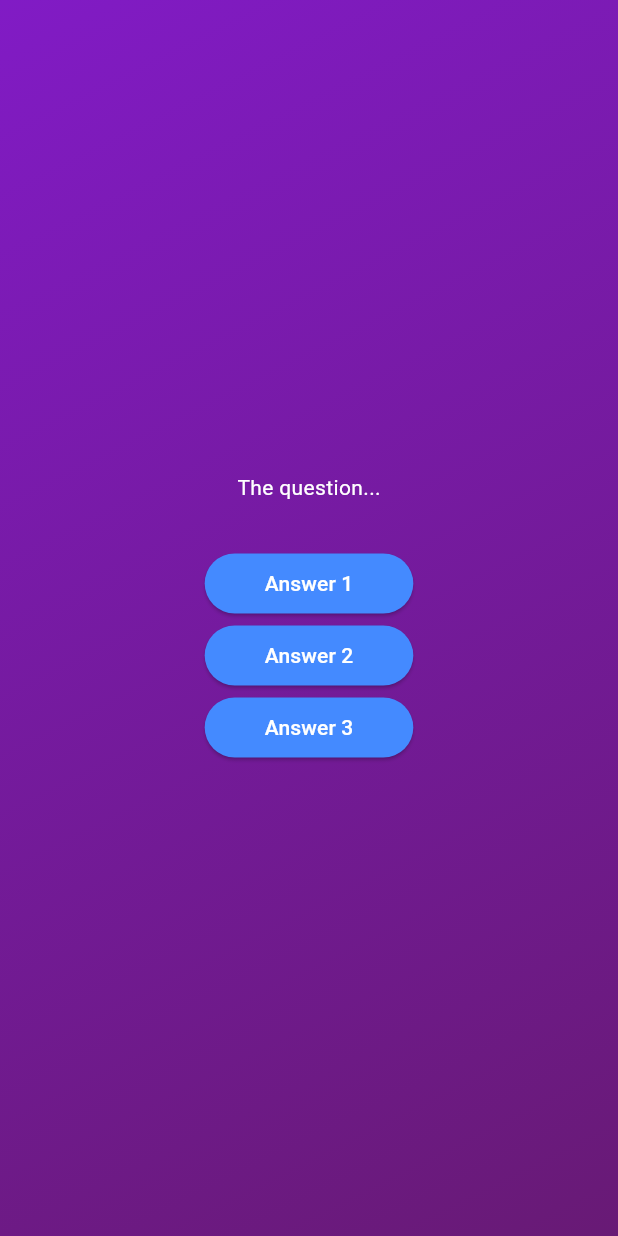
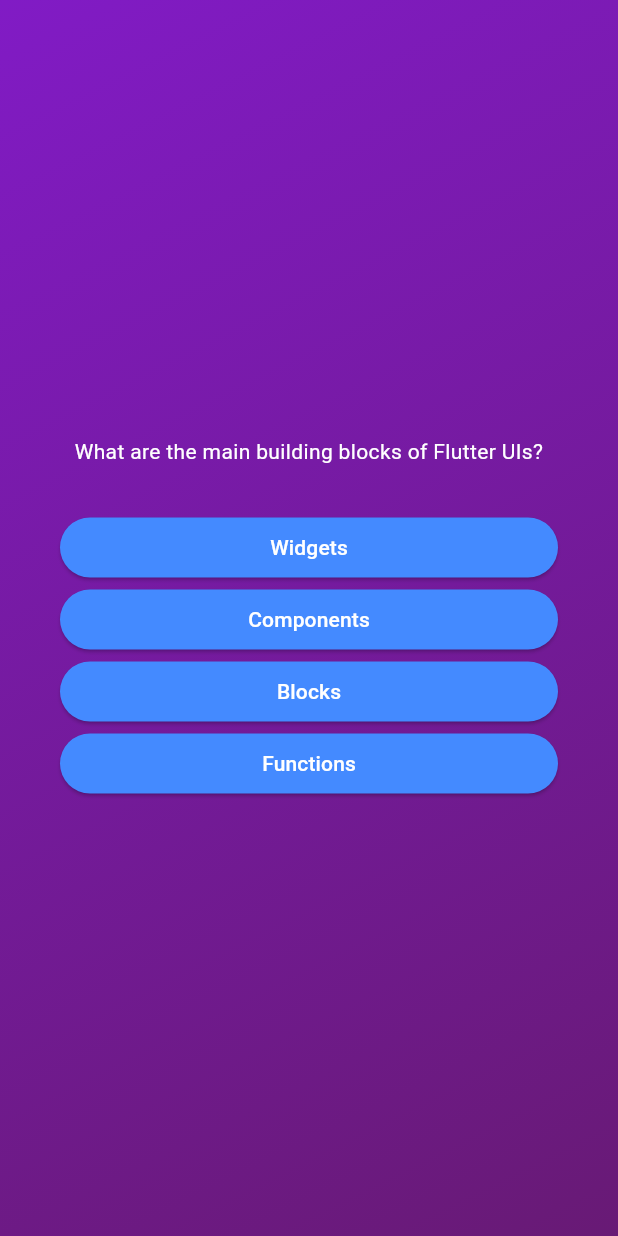
Before and after one commit to satyampra73/QuizApplication, a Flutter app: the screen it shows after launch, after a tap on "Start Quiz", on a phone screen of 412 x 824 dp. Run offline on Flutter 3.47's test engine with Material 3 defaults, Android fonts, the phone set to English and light mode, and no system bars.

Commit message:
question screen ui modified

```diff
--- a/lib/questions_screen.dart
+++ b/lib/questions_screen.dart
@@ -1,5 +1,6 @@
 import 'package:flutter/material.dart';
 import 'package:quiz_application/answer_button.dart';
+import 'package:quiz_application/data/questions.dart';
 
 class QuestionsScreen extends StatefulWidget {
   const QuestionsScreen({super.key});
@@ -11,31 +12,30 @@ class QuestionsScreen extends StatefulWidget {
 }
 
 class _QuestionsScreenState extends State<QuestionsScreen> {
+  final currentQuestion = questions[0];
+
   @override
   Widget build(BuildContext context) {
     return SizedBox(
       width: double.infinity,
-      child: Column(
-        mainAxisAlignment: MainAxisAlignment.center,
-        children: [
-          Text('The question...',
-          style: TextStyle(
-            color: Colors.white
-          ),),
-          SizedBox(height: 30),
+      child: Container(
+        margin: EdgeInsets.all(40),
+        child: Column(
+          crossAxisAlignment: CrossAxisAlignment.stretch,
+          mainAxisAlignment: MainAxisAlignment.center,
+          children: [
+            Text(currentQuestion.text,
+            style: TextStyle(color: Colors.white),
+            textAlign: TextAlign.center,
+            ),
+            SizedBox(height: 30),
 
-        AnswerButton(answerText: "Answer 1", onTap:() {
+            ...currentQuestion.answers.map((answer) {
+              return AnswerButton(answerText: answer, onTap: () {});
+            })
 
-        }),
-
-        AnswerButton(answerText: "Answer 2", onTap:() {
-
-        }),
-
-        AnswerButton(answerText: "Answer 3", onTap:() {
-
-        }),
-        ],
+          ],
+        ),
       ),
     );
   }
```
Also changed, not shown: 2 other files.
